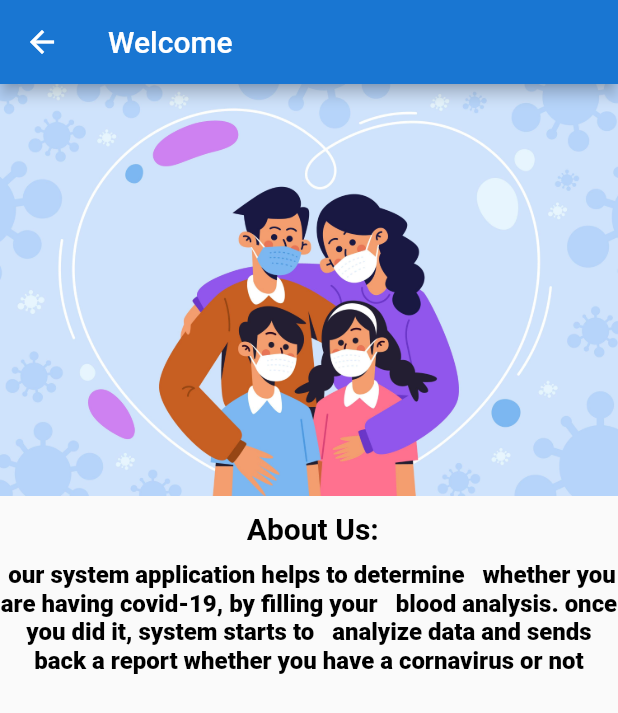
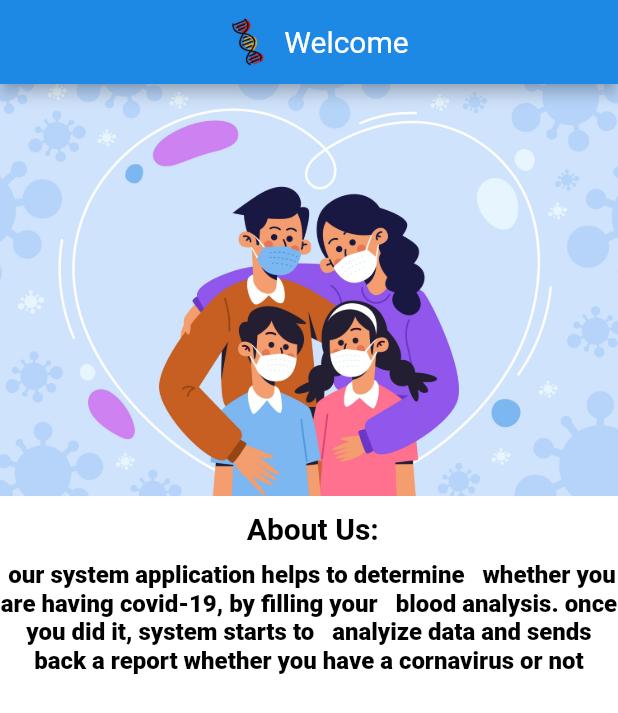
Before and after one commit to YoussifAssem/Complete-Blood-Count, a Flutter app: the HomePage screen opened directly, on a phone screen of 412 x 824 dp. Shown: the top 713 px of the screen. Run offline on Flutter 3.47's test engine with Material 2 defaults, Android fonts, the phone set to English and light mode, and no system bars; our stand-ins replace carousel_slider, cloud_firestore, firebase_auth, firebase_core, flutter_tabler_icons, google_fonts and 1 more; missing offline and left inert: loading_alert_dialog; accounts and stored records are empty.

Commit message:
update animation home screen
made app icon transparent
fixed some bugs in home screen

```diff
--- a/Complete Blood Count/Code/completebloodcount/lib/Screens/bottom_menu.dart
+++ b/Complete Blood Count/Code/completebloodcount/lib/Screens/bottom_menu.dart
@@ -18,6 +18,7 @@ class BottomMenu extends StatefulWidget {
 class _BottomMenu extends State<BottomMenu> {
   User profile = User();
   int currentIndex = 0;
+
   final screens = [
     HomePage(),
     ChatScreen(),
--- a/Complete Blood Count/Code/completebloodcount/lib/Screens/home_screen.dart
+++ b/Complete Blood Count/Code/completebloodcount/lib/Screens/home_screen.dart
@@ -1,20 +1,110 @@
 import 'package:flutter/material.dart';
 import 'dart:ui';
 import 'package:flutter/painting.dart';
+import 'package:google_fonts/google_fonts.dart';
 
 //import 'package:flutter_icons/flutter_icons.dart';
 
-class HomePage extends StatelessWidget {
+class HomePage extends StatefulWidget {
+
+   static const String screenRoute = 'home_screen';
+  const HomePage({Key? key}) : super(key: key);
+  @override
+  _HomePageState createState() => _HomePageState();
+}
+
+class _HomePageState extends State<HomePage>
+    with SingleTickerProviderStateMixin {
+  late AnimationController animationController;
+  final GlobalKey<ScaffoldState> _scaffoldKey = GlobalKey<ScaffoldState>();
+
+
+
+//late User user;
+  @override
+  void initState() {
+    super.initState();
+    //_getUser();
+
+    animationController = AnimationController(
+      vsync: this,
+      duration: const Duration(seconds: 7),
+    );
+
+    animationController.repeat();
+  }
+
+  // void _getUser() {
+  //   final user = _auth.currentUser;
+  // }
+
+  @override
+  void dispose() {
+
+    super.dispose();
+  }
   @override
   Widget build(BuildContext context) {
+    late String _message = "Welcome";
     return Scaffold(
       appBar: AppBar(
-        title: const Text(
-          'Welcome',
-          textAlign: TextAlign.center,
+       // title: Text("Welcome"),
+        automaticallyImplyLeading: false,
+        backgroundColor: Colors.blue[600],
+         title : Container(
+
+          //child : const Text(
+           // 'Welcome',
+
+          //),
+          child: Row(
+            mainAxisAlignment: MainAxisAlignment.center,
+
+            children: [
+              RotationTransition(
+                turns: Tween(begin: 0.0, end: 3.0).animate(animationController),
+
+
+
+
+                    //Padding(
+                      //padding: const EdgeInsets.only(right: 10),
+                      child: SizedBox(
+
+                      child: Image.asset(
+                        "images/app_icon.jpg",
+                        scale: 9.0,
+                        width: 60,
+                        height: 40,),
+                        width: 50,
+
+                        ),
+
+
+                  ),
+                  Container(
+
+                //width: MediaQuery.of(context).size.width/1.3,
+
+                child: Text(
+
+                  _message,
+
+                  style: TextStyle(
+                    color: Colors.white,
+                    fontSize: 20,
+
+                    fontWeight: FontWeight.w400,
+
+                  ),
+                ),
+              ),
+            ],),
         ),
-        backgroundColor: Colors.blue[700],
-      ),
+        ),
+
+        backgroundColor: Colors.white,
+
       body: ListView(
         children: [
           Center(
```
